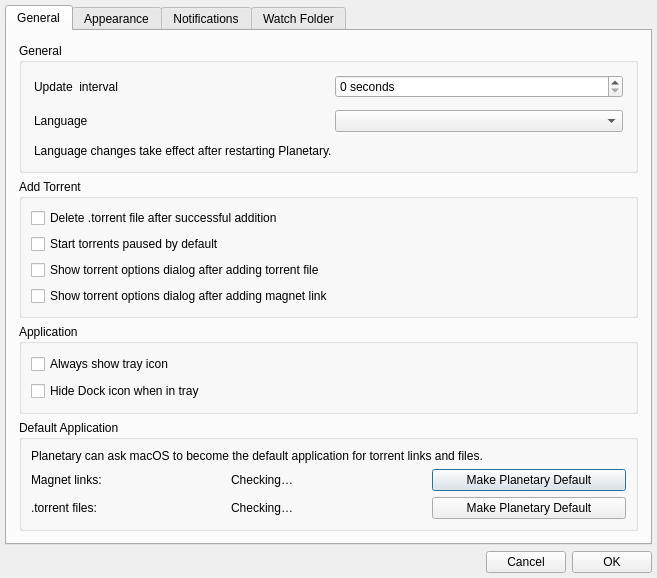
Qt form src/appsettings.ui (mveinot/transmission-control) before a commit.
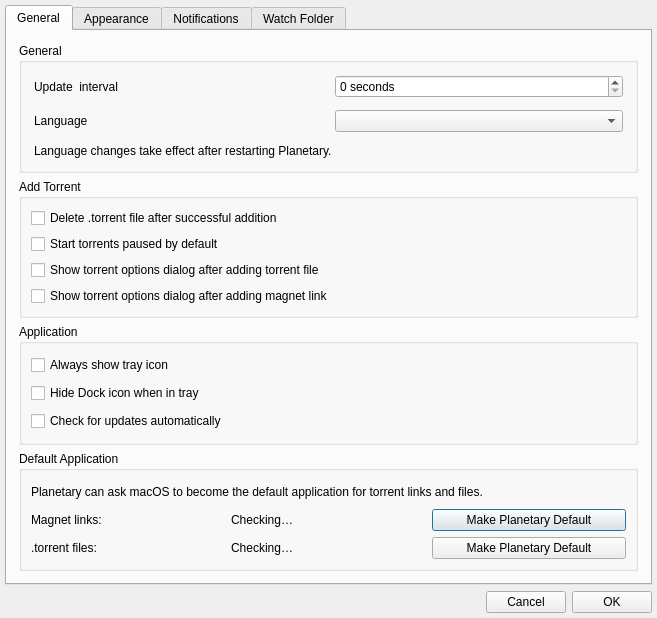
The same form after that commit.

Commit message: Add automatic update check preference

Diff of the .ui file:
```diff
--- a/src/appsettings.ui
+++ b/src/appsettings.ui
@@ -7,7 +7,7 @@
     <x>0</x>
     <y>0</y>
     <width>657</width>
-    <height>578</height>
+    <height>618</height>
    </rect>
   </property>
   <property name="windowTitle">
@@ -195,6 +195,16 @@
               </property>
              </widget>
             </item>
+            <item>
+             <widget class="QCheckBox" name="checkUpdatesAutomatically">
+              <property name="toolTip">
+               <string>Check for updates at launch, at most once every 24 hours</string>
+              </property>
+              <property name="text">
+               <string>Check for updates automatically</string>
+              </property>
+             </widget>
+            </item>
            </layout>
           </widget>
          </item>
```
The commit also changes 1 other file.
